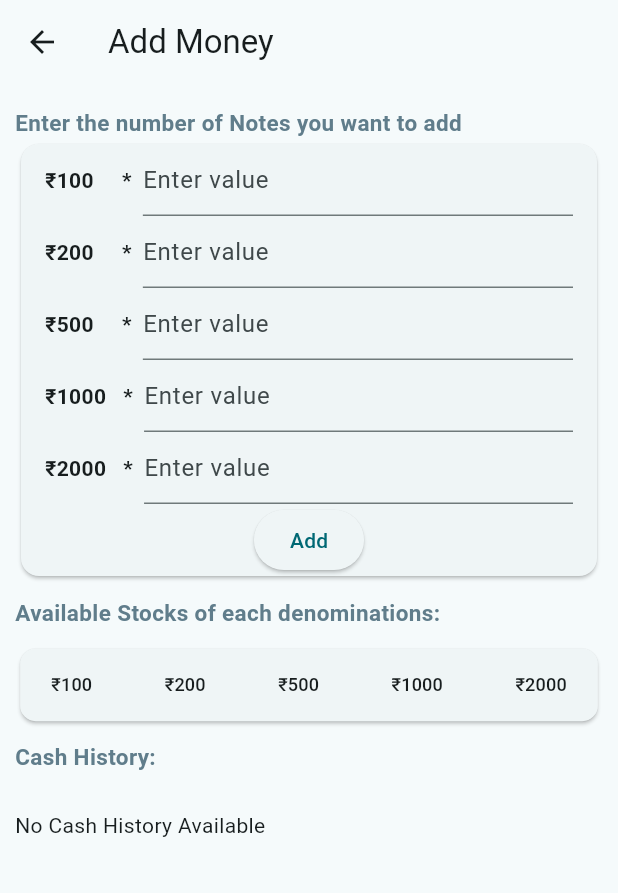
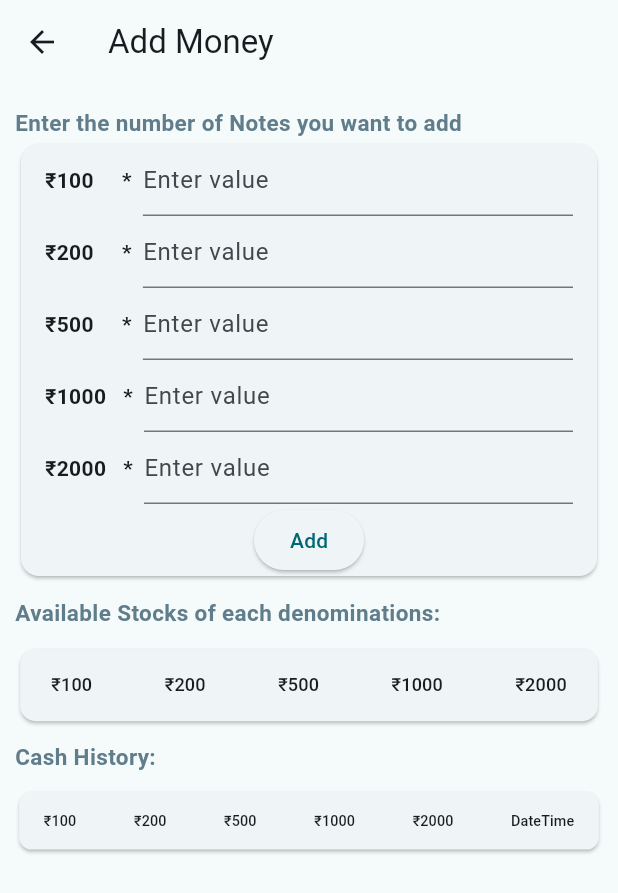
Before and after one commit to SRSONAGARA/Virtual-ATM, a Flutter app: the CashInsertionScreen screen opened by its route, on a phone screen of 412 x 824 dp. Shown: the top 893 px of the screen. Run offline on Flutter 3.47's test engine with Material 3 defaults, Android fonts, the light colour scheme and no system bars; our stand-ins replace flutter_bloc, sqflite; accounts and stored records are empty.

Commit message:
minor change in screen size.

```diff
--- a/lib/config/routes/app_routes.dart
+++ b/lib/config/routes/app_routes.dart
@@ -25,6 +25,6 @@ class AppRoutes {
         CashTable.routeName: (_) => MultiBlocProvider(providers: [
               BlocProvider(create: (_) => CashTableCubit()),
               BlocProvider(create: (_) => CashInsertionCubit())
-            ], child: const CashTable())
+            ], child: const CashTable(scrSize: 200,))
       };
 }
--- a/lib/features/cash_insertion/cash_insertion_screen.dart
+++ b/lib/features/cash_insertion/cash_insertion_screen.dart
@@ -80,7 +80,7 @@ class _CashInsertionScreenState extends State<CashInsertionScreen> {
                   ),
                 ),
                 const SizedBox(height: 10),
-                const CashTable()
+                CashTable(scrSize: MediaQuery.of(context).size.height/2.2)
               ],
             ),
           ),
--- a/lib/features/cash_table/cashTable.dart
+++ b/lib/features/cash_table/cashTable.dart
@@ -7,8 +7,9 @@ import 'bloc/cash_table_state.dart';
 
 class CashTable extends StatefulWidget {
   static const String routeName = "/Cash-Table";
+  final double scrSize;
 
-  const CashTable({super.key});
+  const CashTable({super.key, required this.scrSize});
 
   @override
   State<CashTable> createState() => _CashTableState();
@@ -35,7 +36,8 @@ class _CashTableState extends State<CashTable> {
 
       cashTableCubit.fetchDenominationCount();
       final denominationCountList = cashTableCubit.denominationCountList;
-      return SingleChildScrollView(
+      return Container(
+        height: widget.scrSize,
         child: Column(
           crossAxisAlignment: CrossAxisAlignment.start,
           children: [
@@ -90,13 +92,12 @@ class _CashTableState extends State<CashTable> {
               ),
             ),
             const SizedBox(height: 10),
-            FittedBox(
-              child: cashList.isNotEmpty
-                  ? SizedBox(
-                      height: MediaQuery.of(context).size.height / 2,
-                      child: Card(
+            SizedBox(
+              height: widget.scrSize - MediaQuery.of(context).size.height / 5,
               child: SingleChildScrollView(
                 scrollDirection: Axis.vertical,
+                child: FittedBox(
+                  child: Card(
                     child: DataTable(
                       columns: const [
                         DataColumn(label: Text('₹100')),
@@ -133,12 +134,6 @@ class _CashTableState extends State<CashTable> {
                     ),
                   ),
                 ),
-                    )
-                  : const SizedBox(
-                      height: 50, // Set the desired height for empty state
-                      child: Center(
-                        child: Text('No Cash History Available'),
-                      ),
               ),
             ),
             const SizedBox(
```
Lines whose indentation alone changed are shown as unchanged.
